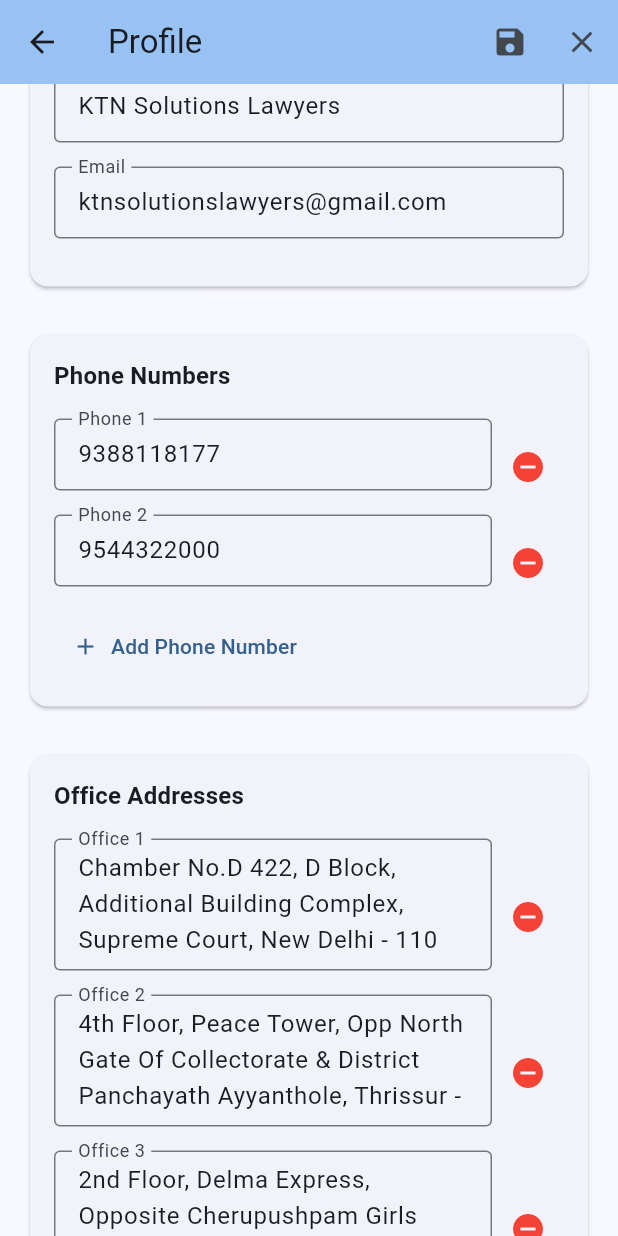
After one commit to 528224/ktnsolutions, a Flutter app: the ProfileScreen screen opened directly, scrolled down 261 dp, after a tap on "Initialize Profile Data", after a tap on the "edit" icon, on a phone screen of 412 x 824 dp. The commit adds this screen. Run offline on Flutter 3.47's test engine with Material 3 defaults, Android fonts, the phone set to English and light mode, and no system bars; our stand-ins replace cloud_firestore, firebase_auth, firebase_core, firebase_storage, get, image_picker and 1 more; accounts and stored records are empty.

Commit message:
make profile info editable

```diff
--- /dev/null
+++ b/lib/models/home_details.dart
@@ -0,0 +1,77 @@
+import 'package:cloud_firestore/cloud_firestore.dart';
+
+class HomeDetails {
+  final String id;
+  final String name;
+  final String designation;
+  final String firmName;
+  final String email;
+  final List<String> phoneNumbers;
+  final List<String> offices;
+  final DateTime createdAt;
+  final DateTime updatedAt;
+
+  HomeDetails({
+    required this.id,
+    required this.name,
+    required this.designation,
+    required this.firmName,
+    required this.email,
+    required this.phoneNumbers,
+    required this.offices,
+    required this.createdAt,
+    required this.updatedAt,
+  });
+
+  factory HomeDetails.fromFirestore(DocumentSnapshot doc) {
+    final data = doc.data() as Map<String, dynamic>;
+    return HomeDetails(
+      id: doc.id,
+      name: data['name'] ?? '',
+      designation: data['designation'] ?? '',
+      firmName: data['firmName'] ?? '',
+      email: data['email'] ?? '',
+      phoneNumbers: List<String>.from(data['phoneNumbers'] ?? []),
+      offices: List<String>.from(data['offices'] ?? []),
+      createdAt: (data['createdAt'] as Timestamp?)?.toDate() ?? DateTime.now(),
+      updatedAt: (data['updatedAt'] as Timestamp?)?.toDate() ?? DateTime.now(),
+    );
+  }
+
+  Map<String, dynamic> toJson() {
+    return {
+      'name': name,
+      'designation': designation,
+      'firmName': firmName,
+      'email': email,
+      'phoneNumbers': phoneNumbers,
+      'offices': offices,
+      'createdAt': Timestamp.fromDate(createdAt),
+      'updatedAt': Timestamp.fromDate(updatedAt),
+    };
+  }
+
+  HomeDetails copyWith({
+    String? id,
+    String? name,
+    String? designation,
+    String? firmName,
+    String? email,
+    List<String>? phoneNumbers,
+    List<String>? offices,
+    DateTime? createdAt,
+    DateTime? updatedAt,
+  }) {
+    return HomeDetails(
+      id: id ?? this.id,
+      name: name ?? this.name,
+      designation: designation ?? this.designation,
+      firmName: firmName ?? this.firmName,
+      email: email ?? this.email,
+      phoneNumbers: phoneNumbers ?? this.phoneNumbers,
+      offices: offices ?? this.offices,
+      createdAt: createdAt ?? this.createdAt,
+      updatedAt: updatedAt ?? this.updatedAt,
+    );
+  }
+}
--- a/lib/screens/main_home_screen.dart
+++ b/lib/screens/main_home_screen.dart
@@ -2,6 +2,7 @@ import 'package:flutter/material.dart';
 import 'package:ktnsolutions/screens/recognitions/recognitions_screen.dart';
 import 'package:ktnsolutions/screens/case_management/cases_list_screen.dart';
 import 'package:ktnsolutions/screens/dashboard/dashboard_screen.dart';
+import 'package:ktnsolutions/screens/profile/profile_screen.dart';
 
 class MainHomeScreen extends StatefulWidget {
   const MainHomeScreen({super.key});
@@ -18,6 +19,7 @@ class _MainHomeScreenState extends State<MainHomeScreen> {
     const RecognitionsScreen(),
     const CasesListScreen(),
     const DashboardScreen(),
+    const ProfileScreen(),
   ];
 
   void _onItemTapped(int index) {
@@ -77,6 +79,10 @@ class _MainHomeScreenState extends State<MainHomeScreen> {
                   icon: Icon(Icons.analytics),
                   label: 'Reports',
                 ),
+                BottomNavigationBarItem(
+                  icon: Icon(Icons.person),
+                  label: 'Profile',
+                ),
               ],
             ),
           ),
--- /dev/null
+++ b/lib/screens/profile/profile_screen.dart
@@ -0,0 +1,502 @@
+import 'package:flutter/material.dart';
+import 'package:flutter/services.dart';
+import 'package:ktnsolutions/models/home_details.dart';
+import 'package:ktnsolutions/services/home_details_service.dart';
+import 'package:ktnsolutions/utils/profile_initializer.dart';
+import 'package:ktnsolutions/widgets/user_profile.dart';
+
+class ProfileScreen extends StatefulWidget {
+  const ProfileScreen({super.key});
+
+  @override
+  State<ProfileScreen> createState() => _ProfileScreenState();
+}
+
+class _ProfileScreenState extends State<ProfileScreen> {
+  final HomeDetailsService _homeDetailsService = HomeDetailsService();
+  HomeDetails? _homeDetails;
+  bool _isLoading = true;
+  bool _isEditing = false;
+  bool _isSaving = false;
+
+  // Form controllers
+  final _nameController = TextEditingController();
+  final _designationController = TextEditingController();
+  final _firmNameController = TextEditingController();
+  final _emailController = TextEditingController();
+  final List<TextEditingController> _phoneControllers = [];
+  final List<TextEditingController> _officeControllers = [];
+
+  // Default values
+  static const String _defaultName = "Adv. PRABHU K N";
+  static const String _defaultDesignation = "Supreme Court & All High Courts";
+  static const String _defaultFirmName = "KTN Solutions Lawyers";
+  static const String _defaultEmail = "ktnsolutionslawyers@gmail.com";
+  static const List<String> _defaultPhoneNumbers = ["9388118177", "9544322000"];
+  static const List<String> _defaultOffices = [
+    "Chamber No.D 422, D Block, Additional Building Complex, Supreme Court, New Delhi - 110 001",
+    "4th Floor, Peace Tower, Opp North Gate Of Collectorate & District Panchayath Ayyanthole, Thrissur - 680 003",
+    "2nd Floor, Delma Express, Opposite Cherupushpam Girls Higher Secondary School, Vadakkencherry, Palakkad - 678 683",
+  ];
+
+  @override
+  void initState() {
+    super.initState();
+    _loadProfileData();
+  }
+
+  @override
+  void dispose() {
+    _nameController.dispose();
+    _designationController.dispose();
+    _firmNameController.dispose();
+    _emailController.dispose();
+    for (var controller in _phoneControllers) {
+      controller.dispose();
+    }
+    for (var controller in _officeControllers) {
+      controller.dispose();
+    }
+    super.dispose();
+  }
+
+  Future<void> _loadProfileData() async {
+    setState(() {
+      _isLoading = true;
+    });
+
+    try {
+      final homeDetails = await _homeDetailsService.getHomeDetails();
+
+      setState(() {
+        _homeDetails = homeDetails;
+        _isLoading = false;
+      });
+
+      // Initialize form controllers with current data or defaults
+      _initializeControllers();
+    } catch (e) {
+      setState(() {
+        _isLoading = false;
+      });
+      if (mounted) {
+        ScaffoldMessenger.of(context).showSnackBar(
+          SnackBar(content: Text('Error loading profile: $e')),
+        );
+      }
+    }
+  }
+
+  void _initializeControllers() {
+    final data = _homeDetails;
+
+    _nameController.text = data?.name.isNotEmpty == true ? data!.name : _defaultName;
+    _designationController.text = data?.designation.isNotEmpty == true ? data!.designation : _defaultDesignation;
+    _firmNameController.text = data?.firmName.isNotEmpty == true ? data!.firmName : _defaultFirmName;
+    _emailController.text = data?.email.isNotEmpty == true ? data!.email : _defaultEmail;
+
+    // Initialize phone controllers
+    _phoneControllers.clear();
+    final phoneNumbers = data?.phoneNumbers.isNotEmpty == true ? data!.phoneNumbers : _defaultPhoneNumbers;
+    for (String phone in phoneNumbers) {
+      _phoneControllers.add(TextEditingController(text: phone));
+    }
+
+    // Initialize office controllers
+    _officeControllers.clear();
+    final offices = data?.offices.isNotEmpty == true ? data!.offices : _defaultOffices;
+    for (String office in offices) {
+      _officeControllers.add(TextEditingController(text: office));
+    }
+  }
+
+  void _toggleEdit() {
+    setState(() {
+      _isEditing = !_isEditing;
+    });
+
+    if (!_isEditing) {
+      // Reset controllers to current data when canceling edit
+      _initializeControllers();
+    }
+  }
+
+  Future<void> _saveProfile() async {
+    setState(() {
+      _isSaving = true;
+    });
+
+    try {
+      // Collect data from controllers
+      final phoneNumbers = _phoneControllers
+          .map((controller) => controller.text.trim())
+          .where((text) => text.isNotEmpty)
+          .toList();
+
+      final offices = _officeControllers
+          .map((controller) => controller.text.trim())
+          .where((text) => text.isNotEmpty)
+          .toList();
+
+      final updatedHomeDetails = HomeDetails(
+        id: _homeDetails?.id ?? '',
+        name: _nameController.text.trim(),
+        designation: _designationController.text.trim(),
+        firmName: _firmNameController.text.trim(),
+        email: _emailController.text.trim(),
+        phoneNumbers: phoneNumbers,
+        offices: offices,
+        createdAt: _homeDetails?.createdAt ?? DateTime.now(),
+        updatedAt: DateTime.now(),
+      );
+
+      await _homeDetailsService.saveHomeDetails(updatedHomeDetails);
+
+      setState(() {
+        _homeDetails = updatedHomeDetails;
+        _isEditing = false;
+        _isSaving = false;
+      });
+
+      if (mounted) {
+        ScaffoldMessenger.of(context).showSnackBar(
+          const SnackBar(content: Text('Profile updated successfully')),
+        );
+      }
+    } catch (e) {
+      setState(() {
+        _isSaving = false;
+      });
+      if (mounted) {
+        ScaffoldMessenger.of(context).showSnackBar(
+          SnackBar(content: Text('Error saving profile: $e')),
+        );
+      }
+    }
+  }
+
+  void _addPhoneField() {
+    setState(() {
+      _phoneControllers.add(TextEditingController());
+    });
+  }
+
+  void _removePhoneField(int index) {
+    if (_phoneControllers.length > 1) {
+      setState(() {
+        _phoneControllers[index].dispose();
+        _phoneControllers.removeAt(index);
+      });
+    }
+  }
+
+  void _addOfficeField() {
+    setState(() {
+      _officeControllers.add(TextEditingController());
+    });
+  }
+
+  void _removeOfficeField(int index) {
+    if (_officeControllers.length > 1) {
+      setState(() {
+        _officeControllers[index].dispose();
+        _officeControllers.removeAt(index);
+      });
+    }
+  }
+
+  Future<void> _initializeProfileData() async {
+    try {
+      await ProfileInitializer.initializeProfileData();
+      await _loadProfileData(); // Reload data after initialization
+
+      if (mounted) {
+        ScaffoldMessenger.of(context).showSnackBar(
+          const SnackBar(content: Text('Profile data initialized successfully')),
+        );
+      }
+    } catch (e) {
+      if (mounted) {
+        ScaffoldMessenger.of(context).showSnackBar(
+          SnackBar(content: Text('Error initializing profile data: $e')),
+        );
+      }
+    }
+  }
+
+  @override
+  Widget build(BuildContext context) {
+    return Scaffold(
+      appBar: AppBar(
+        title: const Text('Profile'),
+        backgroundColor: Theme.of(context).colorScheme.inversePrimary,
+        actions: [
+          if (_isEditing) ...[
+            IconButton(
+              onPressed: _isSaving ? null : _saveProfile,
+              icon: _isSaving
+                ? const SizedBox(
+                    width: 20,
+                    height: 20,
+                    child: CircularProgressIndicator(strokeWidth: 2),
+                  )
+                : const Icon(Icons.save),
+              tooltip: 'Save',
+            ),
+            IconButton(
+              onPressed: _isSaving ? null : _toggleEdit,
+              icon: const Icon(Icons.close),
+              tooltip: 'Cancel',
+            ),
+          ] else ...[
+            IconButton(
+              onPressed: _toggleEdit,
+              icon: const Icon(Icons.edit),
+              tooltip: 'Edit Profile',
+            ),
+          ],
+        ],
+      ),
+      body: _isLoading
+          ? const Center(child: CircularProgressIndicator())
+          : _isEditing
+              ? _buildEditView()
+              : _buildViewMode(),
+    );
+  }
+
+  Widget _buildViewMode() {
+    final data = _homeDetails;
+
+    return SingleChildScrollView(
+      padding: const EdgeInsets.all(16),
+      child: Column(
+        children: [
+          // Profile Card
+          AdvocateProfile(
+            name: data?.name.isNotEmpty == true ? data!.name : _defaultName,
+            designation: data?.designation.isNotEmpty == true ? data!.designation : _defaultDesignation,
+            firmName: data?.firmName.isNotEmpty == true ? data!.firmName : _defaultFirmName,
+            email: data?.email.isNotEmpty == true ? data!.email : _defaultEmail,
+            phoneNumbers: data?.phoneNumbers.isNotEmpty == true ? data!.phoneNumbers : _defaultPhoneNumbers,
+            offices: data?.offices.isNotEmpty == true ? data!.offices : _defaultOffices,
+          ),
+
+          const SizedBox(height: 24),
+
+          // Additional Info Card
+          Card(
+            child: Padding(
+              padding: const EdgeInsets.all(16),
+              child: Column(
+                crossAxisAlignment: CrossAxisAlignment.start,
+                children: [
+                  Text(
+                    'Profile Information',
+                    style: Theme.of(context).textTheme.titleLarge?.copyWith(
+                      fontWeight: FontWeight.bold,
+                    ),
+                  ),
+                  const SizedBox(height: 16),
+                  _buildInfoRow('Last Updated', _formatDate(data?.updatedAt ?? DateTime.now())),
+                  const SizedBox(height: 8),
+                  _buildInfoRow('Data Source', data != null ? 'Firestore' : 'Default'),
+                  const SizedBox(height: 16),
+                  if (data == null)
+                    SizedBox(
+                      width: double.infinity,
+                      child: ElevatedButton.icon(
+                        onPressed: _initializeProfileData,
+                        icon: const Icon(Icons.cloud_upload),
+                        label: const Text('Initialize Profile Data'),
+                      ),
+                    ),
+                ],
+              ),
+            ),
+          ),
+        ],
+      ),
+    );
+  }
+
+  Widget _buildEditView() {
+    return SingleChildScrollView(
+      padding: const EdgeInsets.all(16),
+      child: Column(
+        crossAxisAlignment: CrossAxisAlignment.start,
+        children: [
+          // Basic Information
+          _buildSection(
+            'Basic Information',
+            [
+              _buildTextField('Name', _nameController),
+              _buildTextField('Designation', _designationController),
+              _buildTextField('Firm Name', _firmNameController),
+              _buildTextField('Email', _emailController, keyboardType: TextInputType.emailAddress),
+            ],
+          ),
+
+          const SizedBox(height: 24),
+
+          // Phone Numbers
+          _buildSection(
+            'Phone Numbers',
+            [
+              ...List.generate(_phoneControllers.length, (index) {
+                return Row(
+                  children: [
+                    Expanded(
+                      child: _buildTextField(
+                        'Phone ${index + 1}',
+                        _phoneControllers[index],
+                        keyboardType: TextInputType.phone,
+                      ),
+                    ),
+                    if (_phoneControllers.length > 1)
+                      IconButton(
+                        onPressed: () => _removePhoneField(index),
+                        icon: const Icon(Icons.remove_circle, color: Colors.red),
+                        tooltip: 'Remove phone',
+                      ),
+                  ],
+                );
+              }),
+              TextButton.icon(
+                onPressed: _addPhoneField,
+                icon: const Icon(Icons.add),
+                label: const Text('Add Phone Number'),
+              ),
+            ],
+          ),
+
+          const SizedBox(height: 24),
+
+          // Offices
+          _buildSection(
+            'Office Addresses',
+            [
+              ...List.generate(_officeControllers.length, (index) {
+                return Row(
+                  children: [
+                    Expanded(
+                      child: _buildTextField(
+                        'Office ${index + 1}',
+                        _officeControllers[index],
+                        maxLines: 3,
+                      ),
+                    ),
+                    if (_officeControllers.length > 1)
+                      IconButton(
+                        onPressed: () => _removeOfficeField(index),
+                        icon: const Icon(Icons.remove_circle, color: Colors.red),
+                        tooltip: 'Remove office',
+                      ),
+                  ],
+                );
+              }),
+              TextButton.icon(
+                onPressed: _addOfficeField,
+                icon: const Icon(Icons.add),
+                label: const Text('Add Office Address'),
+              ),
+            ],
+          ),
+
+          const SizedBox(height: 32),
+
+          // Save Button
+          SizedBox(
+            width: double.infinity,
+            child: ElevatedButton(
+              onPressed: _isSaving ? null : _saveProfile,
+              child: _isSaving
+                  ? const Row(
+                      mainAxisAlignment: MainAxisAlignment.center,
+                      children: [
+                        SizedBox(
+                          width: 20,
+                          height: 20,
+                          child: CircularProgressIndicator(strokeWidth: 2),
+                        ),
+                        SizedBox(width: 8),
+                        Text('Saving...'),
+                      ],
+                    )
+                  : const Text('Save Changes'),
+            ),
+          ),
+        ],
+      ),
+    );
+  }
+
+  Widget _buildSection(String title, List<Widget> children) {
+    return Card(
+      child: Padding(
+        padding: const EdgeInsets.all(16),
+        child: Column(
+          crossAxisAlignment: CrossAxisAlignment.start,
+          children: [
+            Text(
+              title,
+              style: Theme.of(context).textTheme.titleMedium?.copyWith(
+                fontWeight: FontWeight.bold,
+              ),
+            ),
+            const SizedBox(height: 16),
+            ...children,
+          ],
+        ),
+      ),
+    );
+  }
+
+  Widget _buildTextField(
+    String label,
+    TextEditingController controller, {
+    TextInputType? keyboardType,
+    int maxLines = 1,
+  }) {
+    return Padding(
+      padding: const EdgeInsets.only(bottom: 16),
+      child: TextField(
+        controller: controller,
+        keyboardType: keyboardType,
+        maxLines: maxLines,
+        decoration: InputDecoration(
+          labelText: label,
+          border: const OutlineInputBorder(),
+          contentPadding: const EdgeInsets.symmetric(horizontal: 12, vertical: 8),
+        ),
+      ),
+    );
+  }
+
+  Widget _buildInfoRow(String label, String value) {
+    return Row(
+      crossAxisAlignment: CrossAxisAlignment.start,
+      children: [
+        SizedBox(
+          width: 100,
+          child: Text(
+            '$label:',
+            style: Theme.of(context).textTheme.bodyMedium?.copyWith(
+              fontWeight: FontWeight.w500,
+            ),
+          ),
+        ),
+        Expanded(
+          child: Text(
+            value,
+            style: Theme.of(context).textTheme.bodyMedium,
+          ),
+        ),
+      ],
+    );
+  }
+
+  String _formatDate(DateTime date) {
+    return '${date.day}/${date.month}/${date.year} at ${date.hour}:${date.minute.toString().padLeft(2, '0')}';
+  }
+}
--- a/lib/screens/recognitions/recognitions_screen.dart
+++ b/lib/screens/recognitions/recognitions_screen.dart
@@ -255,17 +255,6 @@ class _RecognitionsScreenState extends State<RecognitionsScreen> {
 
               const SizedBox(height: 8),
 
-              // Description
-              if (recognition.description.isNotEmpty)
-                getRunningMultiColorText(recognition.description, isMulticolor: true,
-                    isRunning: false, subTextColors: recognition.descSubTextColors??[],
-                  textStyle: TextStyle(
-                          fontSize: 14,
-                          color: Colors.grey[800],
-                          height: 1.4,),),
-
-              const SizedBox(height: 12),
-
               // Images if available
               if (recognition.imageUrls != null && recognition.imageUrls!.isNotEmpty) ...[
                 if (recognition.imageUrls!.length == 1) ...[
@@ -319,6 +308,17 @@ class _RecognitionsScreenState extends State<RecognitionsScreen> {
                 ],
               ],
 
+              const SizedBox(height: 8),
+
+              // Description
+              if (recognition.description.isNotEmpty)
+                getRunningMultiColorText(recognition.description, isMulticolor: true,
+                  isRunning: false, subTextColors: recognition.descSubTextColors??[],
+                  textStyle: TextStyle(
+                    fontSize: 14,
+                    color: Colors.grey[800],
+                    height: 1.4,),),
+
               const SizedBox(height: 12),
 
               // Items with Link buttons (bottom of card)
@@ -335,7 +335,7 @@ class _RecognitionsScreenState extends State<RecognitionsScreen> {
                       ),
                   ],
                 ),
-                const SizedBox(height: 12),
+                const SizedBox(height: 4),
               ],
 
               // Bottom row removed (View Source deleted)
--- a/lib/screens/recognitions/web_recognitions_screen.dart
+++ b/lib/screens/recognitions/web_recognitions_screen.dart
@@ -305,7 +305,7 @@ class WebRecognitionsScreen extends StatelessWidget {
                     color: Colors.grey[800],
                     height: 1.4,),),
 
-              const SizedBox(height: 12),
+              const SizedBox(height: 4),
 
               // Items with Link buttons (bottom of card)
               if ((recognition.itemsWithLink ?? []).isNotEmpty) ...[
--- /dev/null
+++ b/lib/utils/profile_initializer.dart
@@ -0,0 +1,35 @@
+import 'package:ktnsolutions/services/home_details_service.dart';
+
+class ProfileInitializer {
+  static final HomeDetailsService _homeDetailsService = HomeDetailsService();
+
+  /// Initialize profile data in Firestore with default values
+  /// This can be called from the Profile screen if no data exists
+  static Future<bool> initializeProfileData() async {
+    try {
+      // Check if profile data already exists
+      final existingData = await _homeDetailsService.getHomeDetails();
+
+      if (existingData == null) {
+        // Create initial profile data
+        await _homeDetailsService.createInitialHomeDetails();
+        return true; // Successfully initialized
+      } else {
+        return false; // Already exists
+      }
+    } catch (e) {
+      print('Error initializing profile data: $e');
+      rethrow;
+    }
+  }
+
+  /// Force update profile data (overwrites existing data)
+  static Future<void> forceUpdateProfileData() async {
+    try {
+      await _homeDetailsService.createInitialHomeDetails();
+    } catch (e) {
+      print('Error force updating profile data: $e');
+      rethrow;
+    }
+  }
+}
```
